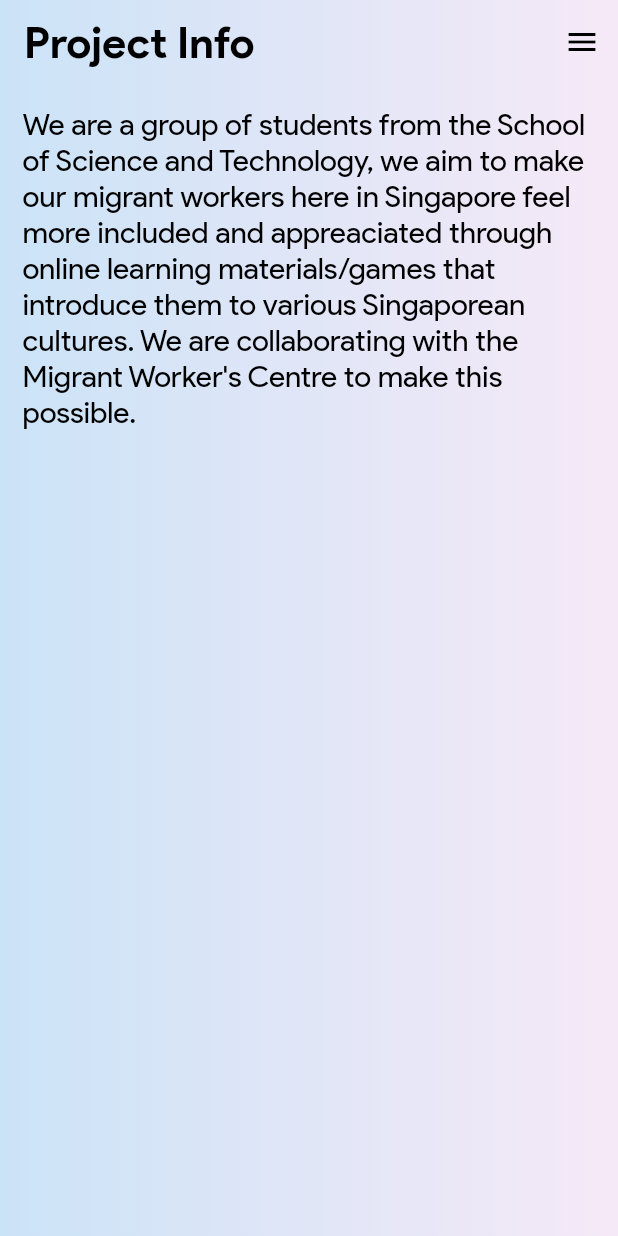
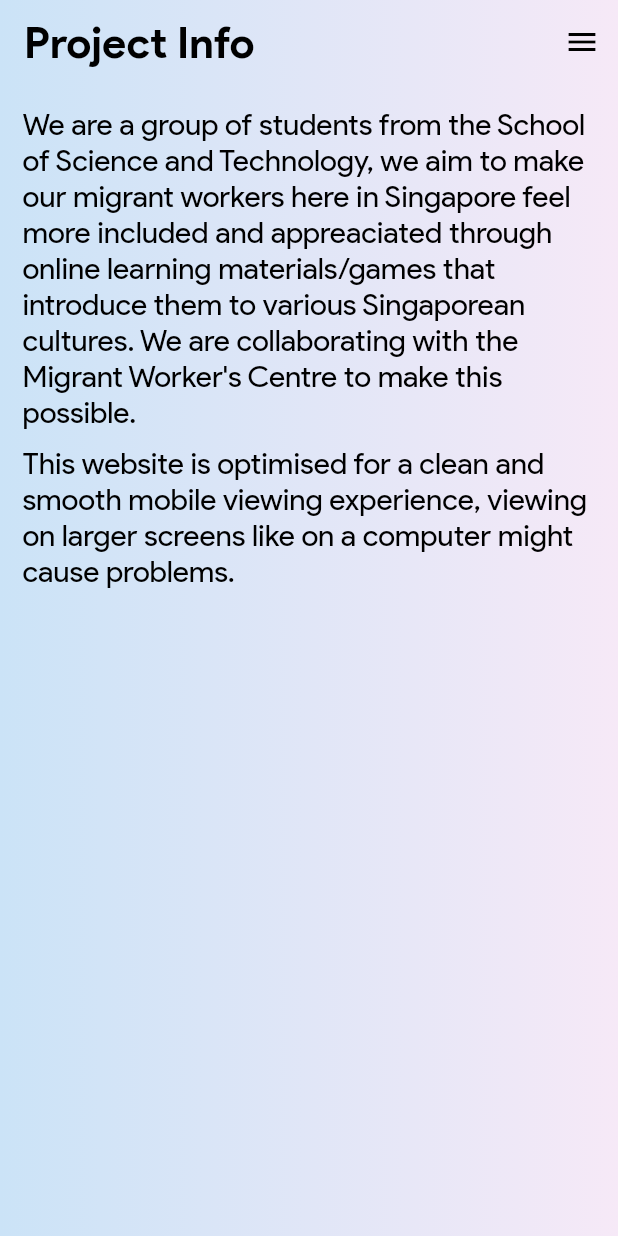
Before and after one commit to fisherman-23/games4migrants, a Flutter app: the screen it shows after launch, after a tap on the "menu" icon, after a tap on "Project Info", on a phone screen of 412 x 824 dp. Run offline on Flutter 3.47's test engine with Material 2 defaults, Android fonts, the light colour scheme and no system bars; our stand-ins replace cloud_firestore, firebase_core, firebase_storage, url_launcher_web; missing offline and left inert: cloud_firestore_web, firebase_analytics_web, firebase_auth_web, firebase_core_web, firebase_storage_web; accounts and stored records are empty.

Commit message:
Update infoPage.dart

```diff
--- a/lib/infoPage.dart
+++ b/lib/infoPage.dart
@@ -44,6 +44,16 @@
                         color: Colors.black,
                         fontFamily: 'ProductSans',
                         fontSize: 20),
+                  ),
+                  SizedBox(
+                    height: 10,
+                  ),
+                  Text(
+                    "This website is optimised for a clean and smooth mobile viewing experience, viewing on larger screens like on a computer might cause problems.",
+                    style: TextStyle(
+                        color: Colors.black,
+                        fontFamily: 'ProductSans',
+                        fontSize: 20),
                   )
                 ],
               ),
```
